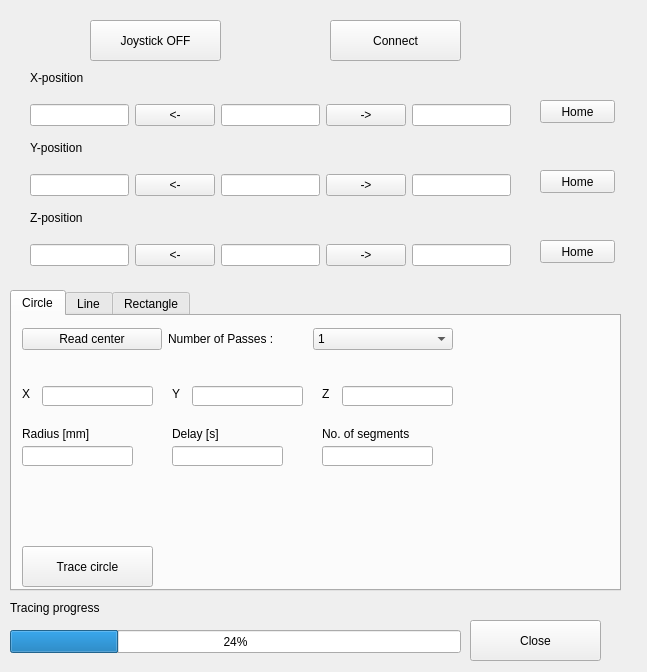
First picture: the form in uiESP300.ui, repository pdera/laser_cutting, before the edit.
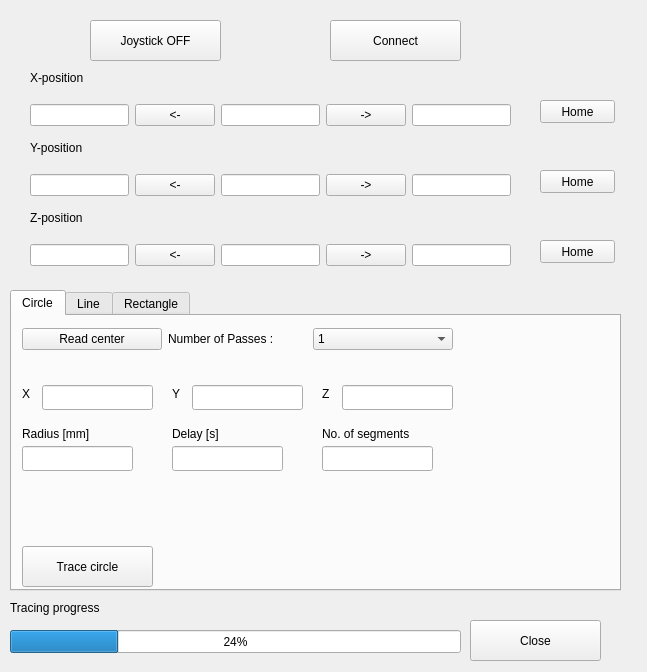
Second picture: the form after the edit. The open tabs and pages were chosen to show the change.

Commit message: Fixes for rectangle and circle reading

Patch:
```diff
--- a/uiESP300.ui
+++ b/uiESP300.ui
@@ -310,26 +310,26 @@
      <property name="geometry">
       <rect>
        <x>30</x>
-       <y>70</y>
+       <y>69</y>
        <width>111</width>
-       <height>20</height>
+       <height>25</height>
       </rect>
      </property>
      <property name="readOnly">
-      <bool>true</bool>
+      <bool>false</bool>
      </property>
     </widget>
     <widget class="QLineEdit" name="lineEdit_CircleZ">
      <property name="geometry">
       <rect>
        <x>330</x>
-       <y>70</y>
+       <y>69</y>
        <width>111</width>
-       <height>20</height>
+       <height>25</height>
       </rect>
      </property>
      <property name="readOnly">
-      <bool>true</bool>
+      <bool>false</bool>
      </property>
     </widget>
     <widget class="QLabel" name="label_10">
@@ -349,13 +349,13 @@
      <property name="geometry">
       <rect>
        <x>180</x>
-       <y>70</y>
+       <y>69</y>
        <width>111</width>
-       <height>20</height>
+       <height>25</height>
       </rect>
      </property>
      <property name="readOnly">
-      <bool>true</bool>
+      <bool>false</bool>
      </property>
     </widget>
     <widget class="QLabel" name="label_9">
@@ -377,7 +377,7 @@
        <x>310</x>
        <y>130</y>
        <width>111</width>
-       <height>20</height>
+       <height>25</height>
       </rect>
      </property>
     </widget>
@@ -413,7 +413,7 @@
        <x>160</x>
        <y>130</y>
        <width>111</width>
-       <height>20</height>
+       <height>25</height>
       </rect>
      </property>
     </widget>
@@ -423,7 +423,7 @@
        <x>10</x>
        <y>130</y>
        <width>111</width>
-       <height>20</height>
+       <height>25</height>
       </rect>
      </property>
     </widget>
```
Left out of the diff: 2 changed lines with no effect on the pictures. The commit also changes 1 other file.
